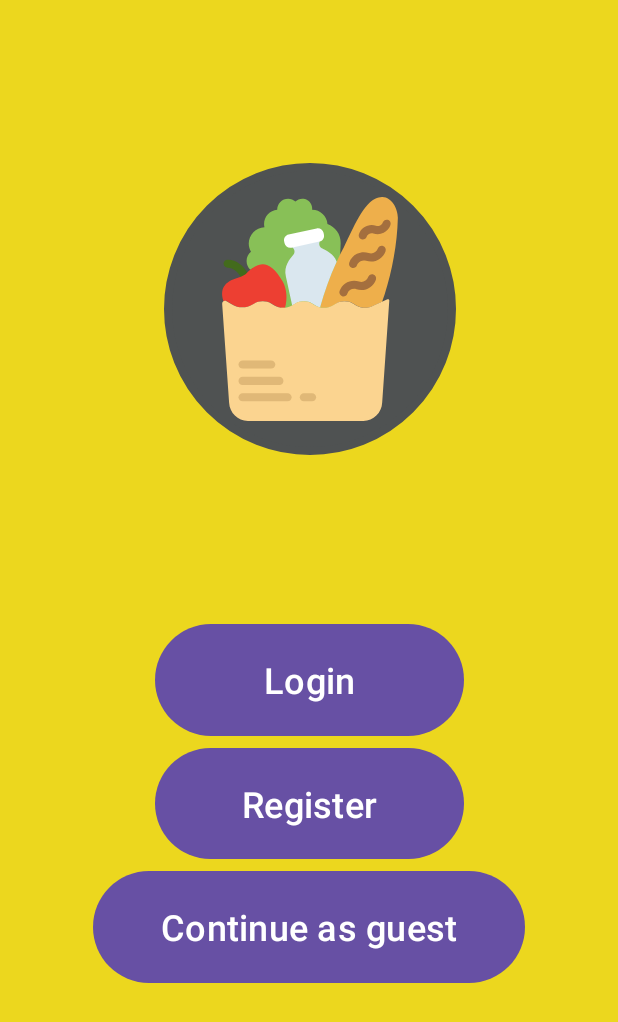
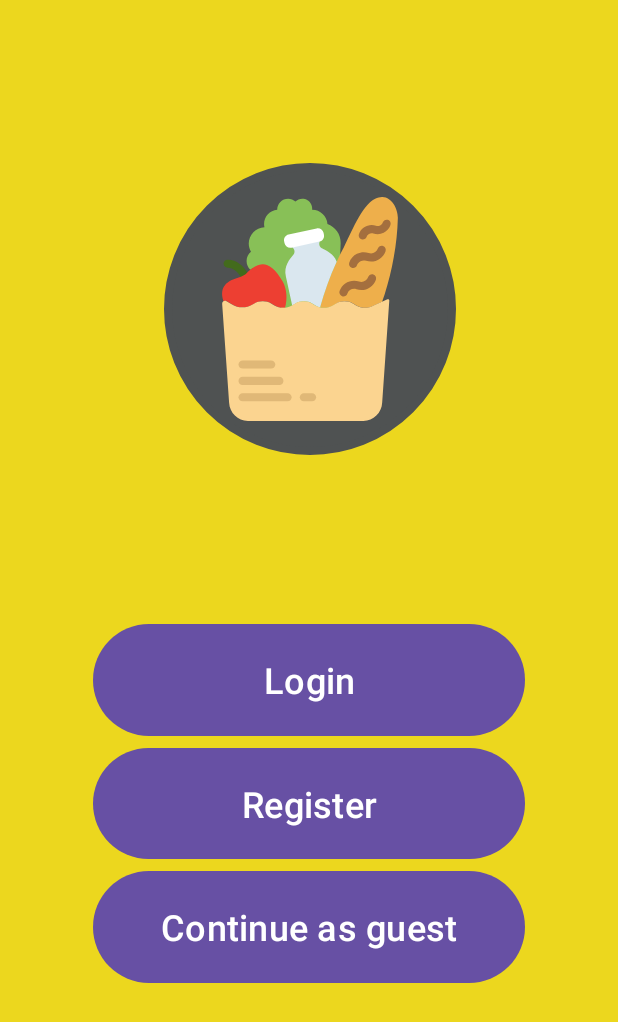
Before and after one commit to nejc-k/GrocerEase, an Android app: the screen it shows after launch (MainActivity), on a phone screen of 412 x 824 dp. Shown: the top 1022 px of the screen. Run offline under Robolectric (Android 15) with nearby library versions, the light colour scheme and no system bars.

Commit message:
Minor fixes

```diff
--- a/app/src/main/res/layout/activity_main.xml
+++ b/app/src/main/res/layout/activity_main.xml
@@ -33,9 +33,9 @@
         android:text="Login"
         android:textSize="24sp"
         app:layout_constraintBottom_toTopOf="@+id/guideline31"
-        app:layout_constraintEnd_toStartOf="@+id/guideline29"
+        app:layout_constraintEnd_toStartOf="@+id/guideline35"
         app:layout_constraintHorizontal_bias="0.498"
-        app:layout_constraintStart_toStartOf="@+id/guideline28"
+        app:layout_constraintStart_toStartOf="@+id/guideline34"
         app:layout_constraintTop_toTopOf="@+id/guideline30" />
 
     <Button
@@ -45,9 +45,9 @@
         android:text="Register"
         android:textSize="24sp"
         app:layout_constraintBottom_toTopOf="@+id/guideline32"
-        app:layout_constraintEnd_toStartOf="@+id/guideline29"
+        app:layout_constraintEnd_toStartOf="@+id/guideline35"
         app:layout_constraintHorizontal_bias="0.498"
-        app:layout_constraintStart_toStartOf="@+id/guideline28"
+        app:layout_constraintStart_toStartOf="@+id/guideline34"
         app:layout_constraintTop_toTopOf="@+id/guideline31" />
 
     <Button
```
